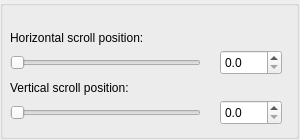
This is Tools/UIEditor/UI/scrollviewpropertygridwidget.ui in xaoctech/dava.engine as Qt 5 draws it before an edit. The edited form follows.
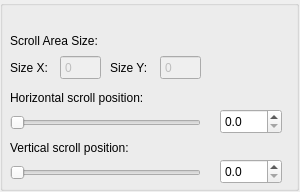
This is the edited form.

Commit message: [DF-657] Scroll View implementation.

```diff
--- a/Tools/UIEditor/UI/scrollviewpropertygridwidget.ui
+++ b/Tools/UIEditor/UI/scrollviewpropertygridwidget.ui
@@ -7,13 +7,13 @@
     <x>0</x>
     <y>0</y>
     <width>300</width>
-    <height>140</height>
+    <height>192</height>
    </rect>
   </property>
   <property name="minimumSize">
    <size>
     <width>300</width>
-    <height>139</height>
+    <height>192</height>
    </size>
   </property>
   <property name="windowTitle">
@@ -25,7 +25,7 @@
      <x>0</x>
      <y>0</y>
      <width>299</width>
-     <height>139</height>
+     <height>191</height>
     </rect>
    </property>
    <property name="minimumSize">
@@ -41,7 +41,7 @@
     <property name="geometry">
      <rect>
       <x>220</x>
-      <y>50</y>
+      <y>109</y>
       <width>62</width>
       <height>25</height>
      </rect>
@@ -60,7 +60,7 @@
     <property name="geometry">
      <rect>
       <x>10</x>
-      <y>52</y>
+      <y>112</y>
       <width>191</width>
       <height>22</height>
      </rect>
@@ -85,7 +85,7 @@
     <property name="geometry">
      <rect>
       <x>10</x>
-      <y>102</y>
+      <y>162</y>
       <width>191</width>
       <height>22</height>
      </rect>
@@ -113,7 +113,7 @@
     <property name="geometry">
      <rect>
       <x>220</x>
-      <y>100</y>
+      <y>159</y>
       <width>62</width>
       <height>25</height>
      </rect>
@@ -132,7 +132,7 @@
     <property name="geometry">
      <rect>
       <x>10</x>
-      <y>80</y>
+      <y>140</y>
       <width>151</width>
       <height>16</height>
      </rect>
@@ -145,7 +145,7 @@
     <property name="geometry">
      <rect>
       <x>10</x>
-      <y>30</y>
+      <y>90</y>
       <width>171</width>
       <height>16</height>
      </rect>
@@ -154,6 +154,83 @@
      <string>Horizontal scroll position:</string>
     </property>
    </widget>
+   <widget class="QLabel" name="scrollAreaSizeLabel">
+    <property name="geometry">
+     <rect>
+      <x>10</x>
+      <y>33</y>
+      <width>111</width>
+      <height>16</height>
+     </rect>
+    </property>
+    <property name="text">
+     <string>Scroll Area Size:</string>
+    </property>
+   </widget>
+   <widget class="QLabel" name="sizeXLabel">
+    <property name="geometry">
+     <rect>
+      <x>10</x>
+      <y>60</y>
+      <width>51</width>
+      <height>16</height>
+     </rect>
+    </property>
+    <property name="text">
+     <string>Size X:</string>
+    </property>
+   </widget>
+   <widget class="QLabel" name="sizeYLabel">
+    <property name="geometry">
+     <rect>
+      <x>110</x>
+      <y>60</y>
+      <width>51</width>
+      <height>16</height>
+     </rect>
+    </property>
+    <property name="text">
+     <string>Size Y:</string>
+    </property>
+   </widget>
+   <widget class="QSpinBox" name="contentSizeXSpinBox">
+    <property name="enabled">
+     <bool>false</bool>
+    </property>
+    <property name="geometry">
+     <rect>
+      <x>60</x>
+      <y>55</y>
+      <width>41</width>
+      <height>25</height>
+     </rect>
+    </property>
+    <property name="buttonSymbols">
+     <enum>QAbstractSpinBox::NoButtons</enum>
+    </property>
+    <property name="maximum">
+     <number>999</number>
+    </property>
+   </widget>
+   <widget class="QSpinBox" name="contentSizeYSpinBox">
+    <property name="enabled">
+     <bool>false</bool>
+    </property>
+    <property name="geometry">
+     <rect>
+      <x>160</x>
+      <y>55</y>
+      <width>41</width>
+      <height>25</height>
+     </rect>
+    </property>
+    <property name="buttonSymbols">
+     <enum>QAbstractSpinBox::NoButtons</enum>
+    </property>
+    <property name="maximum">
+     <number>999</number>
+    </property>
+   </widget>
   </widget>
  </widget>
  <resources/>
```
The commit also changes 22 other files.
